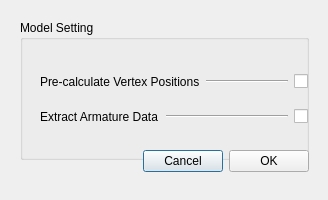
Before: the Qt Designer form AssetManager/QtModelImportDialog.ui in goheungchoi/mini-project, drawn with Qt 5.
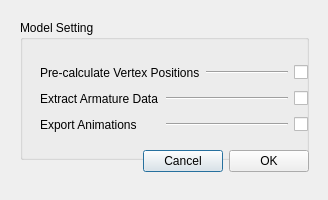
After: the same form once the commit is applied.

Commit message: - Skeleton data serialization, and loading. - Animation data serialization, and loading.

```diff
--- a/AssetManager/QtModelImportDialog.ui
+++ b/AssetManager/QtModelImportDialog.ui
@@ -130,6 +130,49 @@
           </item>
          </layout>
         </item>
+        <item>
+         <layout class="QHBoxLayout" name="exportAnimationsLayout">
+          <item>
+           <widget class="QLabel" name="exportAnimationsLabel">
+            <property name="sizePolicy">
+             <sizepolicy hsizetype="Fixed" vsizetype="Preferred">
+              <horstretch>0</horstretch>
+              <verstretch>0</verstretch>
+             </sizepolicy>
+            </property>
+            <property name="minimumSize">
+             <size>
+              <width>120</width>
+              <height>0</height>
+             </size>
+            </property>
+            <property name="text">
+             <string>Export Animations</string>
+            </property>
+           </widget>
+          </item>
+          <item>
+           <widget class="Line" name="exportAnimationsLine">
+            <property name="sizePolicy">
+             <sizepolicy hsizetype="Expanding" vsizetype="Fixed">
+              <horstretch>0</horstretch>
+              <verstretch>0</verstretch>
+             </sizepolicy>
+            </property>
+            <property name="orientation">
+             <enum>Qt::Orientation::Horizontal</enum>
+            </property>
+           </widget>
+          </item>
+          <item>
+           <widget class="QCheckBox" name="exportAnimationsCheckBox">
+            <property name="text">
+             <string/>
+            </property>
+           </widget>
+          </item>
+         </layout>
+        </item>
        </layout>
       </widget>
      </widget>
```
The commit also changes 92 other files.
